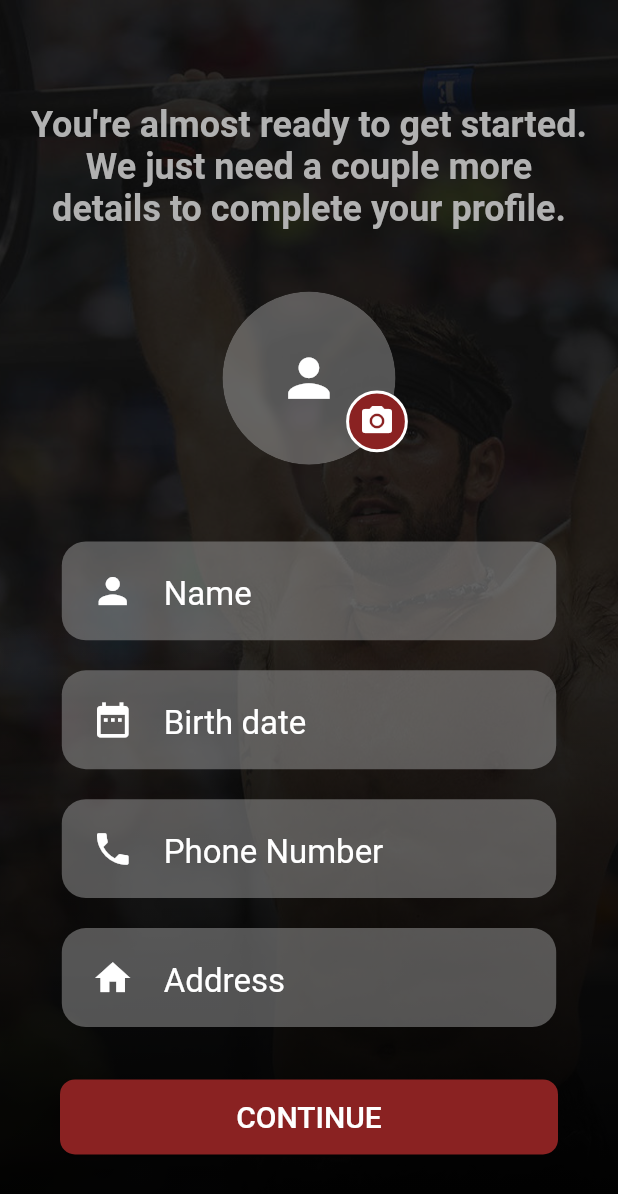
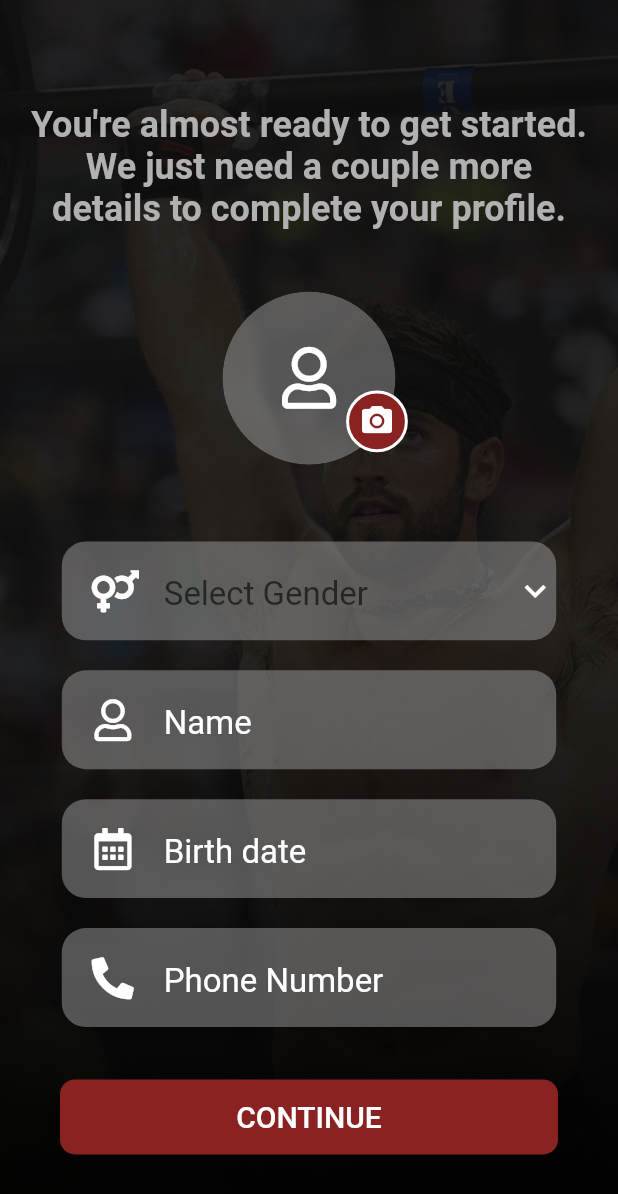
Before and after one commit to anthonycuervo23/kabod_app, a Flutter app: the IntroScreen screen opened directly, on a phone screen of 412 x 824 dp. Shown: the top 1194 px of the screen. Run offline on Flutter 3.47's test engine with Material 2 defaults, Android fonts, the phone set to English and light mode, and no system bars; drawn by our look-alikes of flutter_form_builder; our stand-ins replace cloud_firestore, firebase_auth, firebase_core, firebase_storage, font_awesome_flutter, image_cropper and 2 more; accounts and stored records are empty.

Commit message:
Fixed some issues

```diff
--- /dev/null
+++ b/lib/core/model/gender_options.dart
@@ -0,0 +1,11 @@
+enum GenderOptions { man, woman }
+
+String genderOptionsToString(GenderOptions value) {
+  switch (value) {
+    case GenderOptions.woman:
+      return 'Woman';
+    case GenderOptions.man:
+    default:
+      return 'Man';
+  }
+}
--- a/lib/screens/auth/components/intro_profile_form.dart
+++ b/lib/screens/auth/components/intro_profile_form.dart
@@ -1,5 +1,8 @@
 import 'package:flutter/material.dart';
 import 'package:flutter_form_builder/flutter_form_builder.dart';
+import 'package:font_awesome_flutter/font_awesome_flutter.dart';
+
+//My imports
 import 'package:kabod_app/screens/auth/components/text_fields_input.dart';
 
 class IntroProfileForm extends StatelessWidget {
@@ -17,12 +20,18 @@ class IntroProfileForm extends StatelessWidget {
       key: _formKey,
       child: Column(
         children: [
+          GenderPickerFieldInput(
+            name: 'gender',
+            hint: 'Select Gender',
+            icon: FontAwesomeIcons.venusMars,
+            validator: FormBuilderValidators.required(context),
+          ),
           TextFieldInput(
             name: 'name',
             validator: FormBuilderValidators.compose([
               FormBuilderValidators.required(context),
             ]),
-            icon: Icons.person,
+            icon: FontAwesomeIcons.user,
             hint: 'Name',
             inputType: TextInputType.name,
             inputAction: TextInputAction.next,
@@ -30,13 +39,13 @@ class IntroProfileForm extends StatelessWidget {
           TextDatePickerFieldInput(
             validator: FormBuilderValidators.required(context),
             name: 'birth_date',
-            icon: Icons.date_range,
+            icon: FontAwesomeIcons.calendarAlt,
             hint: 'Birth date',
             inputAction: TextInputAction.done,
           ),
           TextFieldInput(
             name: 'phone',
-            icon: Icons.phone,
+            icon: FontAwesomeIcons.phoneAlt,
             hint: 'Phone Number',
             inputType: TextInputType.phone,
             inputAction: TextInputAction.next,
@@ -46,13 +55,6 @@ class IntroProfileForm extends StatelessWidget {
               FormBuilderValidators.maxLength(context, 11),
             ]),
           ),
-          TextFieldInput(
-            name: 'address',
-            icon: Icons.home,
-            hint: 'Address',
-            inputType: TextInputType.streetAddress,
-            inputAction: TextInputAction.next,
-          ),
         ],
       ),
     );
--- a/lib/screens/auth/components/text_fields_input.dart
+++ b/lib/screens/auth/components/text_fields_input.dart
@@ -2,6 +2,7 @@ import 'package:flutter/material.dart';
 import 'package:flutter_form_builder/flutter_form_builder.dart';
 import 'package:intl/intl.dart';
 import 'package:kabod_app/core/presentation/constants.dart';
+import 'package:kabod_app/core/model/gender_options.dart';
 
 class TextFieldInput extends StatelessWidget {
   TextFieldInput({
@@ -62,68 +63,6 @@ class TextFieldInput extends StatelessWidget {
     );
   }
 }
-
-// class TextPhoneFieldInput extends StatelessWidget {
-//   TextPhoneFieldInput({
-//     Key key,
-//     this.name,
-//     this.initialValue,
-//     this.validator,
-//     this.inputType,
-//     this.inputAction,
-//     this.icon,
-//     this.hint,
-//   }) : super(key: key);
-//
-//   final String name;
-//   final String initialValue;
-//   final Function validator;
-//   final TextInputType inputType;
-//   final TextInputAction inputAction;
-//   final IconData icon;
-//   final String hint;
-//
-//   @override
-//   Widget build(BuildContext context) {
-//     Size size = MediaQuery.of(context).size;
-//     return Padding(
-//       padding: const EdgeInsets.symmetric(vertical: 10.0),
-//       child: Container(
-//         height: size.height * 0.08,
-//         width: size.width * 0.8,
-//         decoration: BoxDecoration(
-//           color: Colors.grey[500].withOpacity(0.5),
-//           borderRadius: BorderRadius.circular(16),
-//         ),
-//         child: Center(
-//             child: FormBuilderPhoneField(
-//           name: name,
-//           initialValue: initialValue,
-//           validator: validator,
-//           keyboardType: inputType,
-//           textInputAction: inputAction,
-//           priorityListByIsoCode: ['VE'],
-//           defaultSelectedCountryIsoCode: 'VE',
-//           decoration: InputDecoration(
-//             border: InputBorder.none,
-//             // prefixIcon: Padding(
-//             //   padding: const EdgeInsets.symmetric(horizontal: 20.0),
-//             //   child: Icon(
-//             //     icon,
-//             //     size: 28,
-//             //     color: kWhiteTextColor,
-//             //   ),
-//             // ),
-//             hintText: hint,
-//             hintStyle:
-//                 TextStyle(fontSize: 22, color: Colors.white, height: 1.5),
-//           ),
-//           style: TextStyle(fontSize: 22, color: Colors.white, height: 1.5),
-//         )),
-//       ),
-//     );
-//   }
-// }
 
 class TextDatePickerFieldInput extends StatelessWidget {
   TextDatePickerFieldInput({
@@ -186,3 +125,72 @@ class TextDatePickerFieldInput extends StatelessWidget {
     );
   }
 }
+
+class GenderPickerFieldInput extends StatelessWidget {
+  GenderPickerFieldInput({
+    Key key,
+    this.name,
+    this.initialValue,
+    this.validator,
+    this.inputType,
+    this.inputAction,
+    this.icon,
+    this.hint,
+  }) : super(key: key);
+
+  final String name;
+  final String initialValue;
+  final Function validator;
+  final TextInputType inputType;
+  final TextInputAction inputAction;
+  final IconData icon;
+  final String hint;
+
+  @override
+  Widget build(BuildContext context) {
+    Size size = MediaQuery.of(context).size;
+    return Padding(
+      padding: const EdgeInsets.symmetric(vertical: 10.0),
+      child: Container(
+        height: size.height * 0.08,
+        width: size.width * 0.8,
+        decoration: BoxDecoration(
+          color: Colors.grey[500].withOpacity(0.5),
+          borderRadius: BorderRadius.circular(16),
+        ),
+        child: Center(
+          child: FormBuilderDropdown(
+            dropdownColor: kBackgroundColor,
+            validator: validator,
+            name: name,
+            style: TextStyle(fontSize: 22, color: Colors.white, height: 1.5),
+            decoration: InputDecoration(
+              border: InputBorder.none,
+              suffixIcon: Icon(Icons.keyboard_arrow_down_outlined,
+                  size: 28, color: kWhiteTextColor),
+              prefixIcon: Padding(
+                padding: const EdgeInsets.symmetric(horizontal: 20.0),
+                child: Icon(
+                  icon,
+                  size: 28,
+                  color: kWhiteTextColor,
+                ),
+              ),
+              hintText: hint,
+              hintStyle:
+                  TextStyle(fontSize: 22, color: Colors.white, height: 1.5),
+            ),
+            items: GenderOptions.values
+                .map(
+                  (type) => DropdownMenuItem(
+                    value: genderOptionsToString(type),
+                    child: Text(genderOptionsToString(type)),
+                  ),
+                )
+                .toList(),
+          ),
+        ),
+      ),
+    );
+  }
+}
--- a/lib/screens/auth/model/intro_profile_repository.dart
+++ b/lib/screens/auth/model/intro_profile_repository.dart
@@ -23,4 +23,8 @@ class IntroRepository extends ChangeNotifier {
     await uploadTask;
     return ref.getDownloadURL();
   }
+
+  Future<void> addProfileInfo(Map<String, dynamic> data, String id) async {
+    await _firestore.collection('users').doc(id).update(data);
+  }
 }
--- a/lib/screens/auth/model/user_model.dart
+++ b/lib/screens/auth/model/user_model.dart
@@ -4,7 +4,7 @@ class UserModel {
   String phone;
   bool admin;
   String email;
-  String address;
+  String gender;
   DateTime lastLoggedIn;
   DateTime registrationDate;
   String photoUrl;
@@ -16,8 +16,8 @@ class UserModel {
       this.name,
       this.phone,
       this.admin,
+      this.gender,
       this.email,
-      this.address,
       this.birthDate,
       this.lastLoggedIn,
       this.registrationDate,
@@ -29,7 +29,7 @@ class UserModel {
     name = data['name'];
     admin = data['admin'];
     phone = data['phone'];
-    address = data['address'];
+    gender = data['gender'];
     birthDate = DateTime.fromMillisecondsSinceEpoch(data['birth_date']);
     email = data['email'];
     lastLoggedIn = data['last_logged_in']?.toDate();
@@ -44,8 +44,8 @@ class UserModel {
     data['name'] = name;
     data['admin'] = admin;
     data['phone'] = phone;
-    data['address'] = address;
-    data['birth_date'] = birthDate;
+    data['gender'] = gender;
+    data['birth_date'] = 0;
     data['email'] = email;
     data['last_logged_in'] = lastLoggedIn;
     data['registration_date'] = registrationDate;
--- a/lib/screens/auth/screens/intro_screen.dart
+++ b/lib/screens/auth/screens/intro_screen.dart
@@ -1,8 +1,8 @@
 import 'dart:io';
 import 'dart:ui';
-import 'package:cloud_firestore/cloud_firestore.dart';
 import 'package:flutter/material.dart';
 import 'package:flutter_form_builder/flutter_form_builder.dart';
+import 'package:font_awesome_flutter/font_awesome_flutter.dart';
 import 'package:image_cropper/image_cropper.dart';
 import 'package:image_picker/image_picker.dart';
 import 'package:provider/provider.dart';
@@ -23,7 +23,6 @@ class IntroScreen extends StatefulWidget {
 
 enum AppState {
   free,
-  picked,
   cropped,
 }
 
@@ -85,8 +84,8 @@ class _IntroScreenState extends State<IntroScreen> {
                                 0.4,
                               ),
                               child: _image == null
-                                  ? Icon(
-                                      Icons.person,
+                                  ? FaIcon(
+                                      FontAwesomeIcons.user,
                                       color: kWhiteTextColor,
                                       size: size.width * 0.1,
                                     )
@@ -141,18 +140,19 @@ class _IntroScreenState extends State<IntroScreen> {
                                 data['birth_date'] =
                                     (data['birth_date'] as DateTime)
                                         .millisecondsSinceEpoch;
-                                await FirebaseFirestore.instance
-                                    .collection('users')
-                                    .doc(userRepository.user.uid)
-                                    .update(data);
+                                await introScreenProvider.addProfileInfo(
+                                    data, userRepository.user.uid);
                                 introScreenProvider.finishIntroScreen(
                                     context, userRepository.user.uid);
+                                setState(() {
+                                  _processing = true;
+                                });
                               }
                               if (validated &&
                                   (_image != null &&
                                       state == AppState.cropped)) {
                                 setState(() {
-                                  _processing = false;
+                                  _processing = true;
                                 });
                                 String path =
                                     '${'users'}/${userRepository.user.uid}/${Path.basename(_image.path)}';
@@ -166,17 +166,10 @@ class _IntroScreenState extends State<IntroScreen> {
                                 _uploadedFileURL = await introScreenProvider
                                     .uploadFile(path, _image);
                                 data['photo_url'] = _uploadedFileURL;
-                                await FirebaseFirestore.instance
-                                    .collection('users')
-                                    .doc(userRepository.user.uid)
-                                    .update(data);
+                                await introScreenProvider.addProfileInfo(
+                                    data, userRepository.user.uid);
                                 introScreenProvider.finishIntroScreen(
                                     context, userRepository.user.uid);
-                              }
-                              if (mounted) {
-                                setState(() {
-                                  _processing = true;
-                                });
                               }
                             },
                     ),
--- a/lib/screens/home/home_screen.dart
+++ b/lib/screens/home/home_screen.dart
@@ -166,15 +166,16 @@ class _HomeScreenState extends State<HomeScreen> {
         style: TextStyle(fontSize: 20),
         textAlign: TextAlign.center,
       ));
-    } else if (selectedClasses[0].classDate.weekday == 6 ||
-        selectedClasses[0].classDate.weekday == 7) {
-      return Center(
-          child: Text(
-        'NO CLASSES TODAY',
-        style: TextStyle(fontSize: 20),
-        textAlign: TextAlign.center,
-      ));
     }
+    // else if (selectedClasses[0].classDate.weekday == 6 ||
+    //     selectedClasses[0].classDate.weekday == 7) {
+    //   return Center(
+    //       child: Text(
+    //     'NO CLASSES TODAY',
+    //     style: TextStyle(fontSize: 20),
+    //     textAlign: TextAlign.center,
+    //   ));
+    // }
     return Expanded(
       child: ListView.builder(
           itemCount: selectedClasses[0].classAthletes.keys.length,
--- a/pubspec.yaml
+++ b/pubspec.yaml
@@ -23,7 +23,7 @@ dependencies:
   firebase_auth: ^0.20.1
   firebase_storage: ^7.0.0
   flutter_form_builder: 5.0.0-alpha.1
-  form_builder_phone_field: ^0.2.0
+  font_awesome_flutter: ^9.0.0
   intl: ^0.17.0
   image_picker:
   image_cropper: ^1.4.0
```
Also changed, not shown: pubspec.lock.
